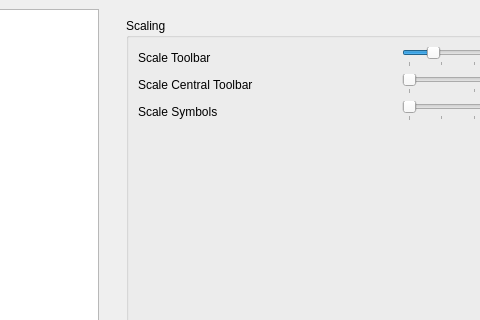
Before: the Qt Designer form configdialog.ui in texstudio-org/texstudio, drawn with Qt 5; both pictures show x 110 to 590 and y 0 to 320 of the 1116 by 674 pixel window.
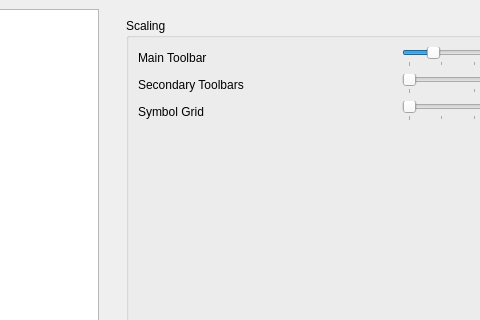
After: the same form once the commit is applied. The open tabs and pages were chosen to show the change. Icons and pictures are not drawn.

Commit message: renamed functions in the field of gui scaling for a more precise description of their respective scopes (no functional changes)

```diff
--- a/configdialog.ui
+++ b/configdialog.ui
@@ -1186,7 +1186,7 @@
           <item row="1" column="0">
            <widget class="QLabel" name="label_71">
             <property name="text">
-             <string>Scale Central Toolbar</string>
+             <string>Secondary Toolbars</string>
             </property>
            </widget>
           </item>
@@ -1214,14 +1214,14 @@
           <item row="4" column="0">
            <widget class="QLabel" name="label_72">
             <property name="text">
-             <string>Scale Symbols</string>
+             <string>Symbol Grid</string>
             </property>
            </widget>
           </item>
           <item row="0" column="0">
            <widget class="QLabel" name="label_11">
             <property name="text">
-             <string>Scale Toolbar</string>
+             <string>Main Toolbar</string>
             </property>
            </widget>
           </item>
```
Left out of the diff: 194 changed lines with no effect on the pictures. The commit also changes 4 other files.
